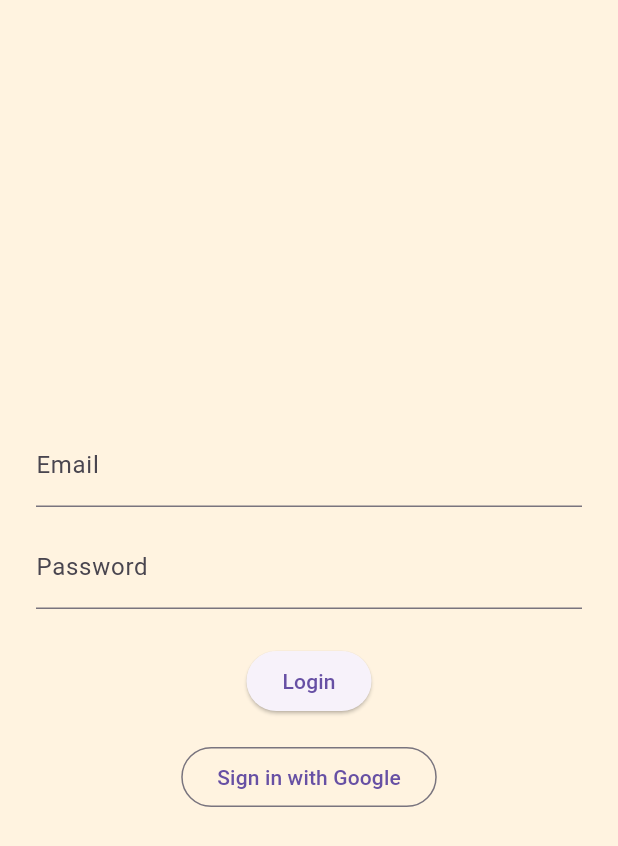
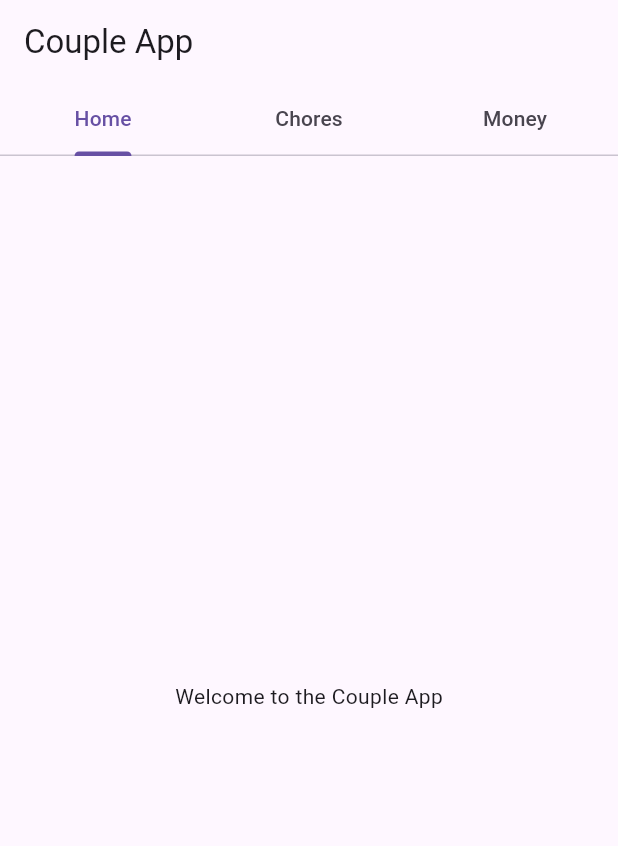
Before and after one commit to vishwanathdugani/couple-app, a Flutter app: the screen it shows after launch, on a phone screen of 412 x 824 dp. Shown: the top 846 px of the screen. Run offline on Flutter 3.47's test engine with Material 3 defaults, Android fonts, the phone set to English and light mode, and no system bars.

Commit message:
Remove auth and add simple home interface

```diff
--- /dev/null
+++ b/frontend/lib/home_page.dart
@@ -0,0 +1,31 @@
+import 'package:flutter/material.dart';
+
+class HomePage extends StatelessWidget {
+  const HomePage({Key? key}) : super(key: key);
+
+  @override
+  Widget build(BuildContext context) {
+    return DefaultTabController(
+      length: 3,
+      child: Scaffold(
+        appBar: AppBar(
+          title: const Text('Couple App'),
+          bottom: const TabBar(
+            tabs: [
+              Tab(text: 'Home'),
+              Tab(text: 'Chores'),
+              Tab(text: 'Money'),
+            ],
+          ),
+        ),
+        body: const TabBarView(
+          children: [
+            Center(child: Text('Welcome to the Couple App')),
+            Center(child: Text('Chores list goes here')),
+            Center(child: Text('Money tracker goes here')),
+          ],
+        ),
+      ),
+    );
+  }
+}
--- a/frontend/lib/login_page.dart
+++ /dev/null
@@ -1,79 +0,0 @@
-import 'dart:convert';
-import 'package:flutter/material.dart';
-import 'package:http/http.dart' as http;
-import 'package:google_sign_in/google_sign_in.dart';
-
-class LoginPage extends StatefulWidget {
-  const LoginPage({Key? key}) : super(key: key);
-
-  @override
-  State<LoginPage> createState() => _LoginPageState();
-}
-
-class _LoginPageState extends State<LoginPage> {
-  final TextEditingController _emailController = TextEditingController();
-  final TextEditingController _passwordController = TextEditingController();
-  final GoogleSignIn _googleSignIn = GoogleSignIn(scopes: ['email']);
-
-  Future<void> _login() async {
-    final response = await http.post(
-      Uri.parse('http://localhost:8000/api/auth/login/'),
-      body: {
-        'email': _emailController.text,
-        'password': _passwordController.text,
-      },
-    );
-    if (response.statusCode == 200) {
-      // Handle success, e.g. save token
-    }
-  }
-
-  Future<void> _googleLogin() async {
-    final account = await _googleSignIn.signIn();
-    if (account == null) return;
-    final auth = await account.authentication;
-    final response = await http.post(
-      Uri.parse('http://localhost:8000/api/auth/google/'),
-      body: jsonEncode({'access_token': auth.accessToken}),
-      headers: {'Content-Type': 'application/json'},
-    );
-    if (response.statusCode == 200) {
-      // Handle success
-    }
-  }
-
-  @override
-  Widget build(BuildContext context) {
-    return Scaffold(
-      backgroundColor: Colors.orange.shade50,
-      body: Padding(
-        padding: const EdgeInsets.all(24),
-        child: Column(
-          mainAxisAlignment: MainAxisAlignment.center,
-          children: [
-            TextField(
-              controller: _emailController,
-              decoration: const InputDecoration(labelText: 'Email'),
-            ),
-            const SizedBox(height: 12),
-            TextField(
-              controller: _passwordController,
-              obscureText: true,
-              decoration: const InputDecoration(labelText: 'Password'),
-            ),
-            const SizedBox(height: 24),
-            ElevatedButton(
-              onPressed: _login,
-              child: const Text('Login'),
-            ),
-            const SizedBox(height: 16),
-            OutlinedButton(
-              onPressed: _googleLogin,
-              child: const Text('Sign in with Google'),
-            ),
-          ],
-        ),
-      ),
-    );
-  }
-}
--- a/frontend/lib/main.dart
+++ b/frontend/lib/main.dart
@@ -1,5 +1,5 @@
 import 'package:flutter/material.dart';
-import 'login_page.dart';
+import 'home_page.dart';
 
 void main() {
   runApp(const MyApp());
@@ -13,7 +13,7 @@ class MyApp extends StatelessWidget {
     return MaterialApp(
       title: 'Couple App',
       theme: ThemeData(primarySwatch: Colors.deepOrange),
-      home: const LoginPage(),
+      home: const HomePage(),
     );
   }
 }
--- a/frontend/pubspec.yaml
+++ b/frontend/pubspec.yaml
@@ -9,8 +9,7 @@ environment:
 dependencies:
   flutter:
     sdk: flutter
-  http: ^0.13.5
-  google_sign_in: ^5.4.0
+
 
 dev_dependencies:
   flutter_test:
```
Also changed, not shown: 3 other files.
